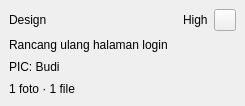
bondanocho123/lassomoir, file KanbanCardWidget.ui: the form before one commit.
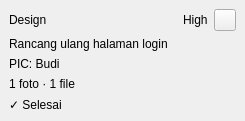
The form after the commit. Icons and pictures are not drawn.

Commit message: feat: notice Claude Code belum terpasang/perlu update/belum login dan penanda stage selesai

Patch:
```diff
--- a/KanbanCardWidget.ui
+++ b/KanbanCardWidget.ui
@@ -115,6 +115,13 @@
         </property>
        </widget>
       </item>
+      <item row="4" column="0" colspan="4">
+       <widget class="QLabel" name="labelDone">
+        <property name="text">
+         <string>✓ Selesai</string>
+        </property>
+       </widget>
+      </item>
      </layout>
     </widget>
    </item>
```
The commit also changes 22 other files.
